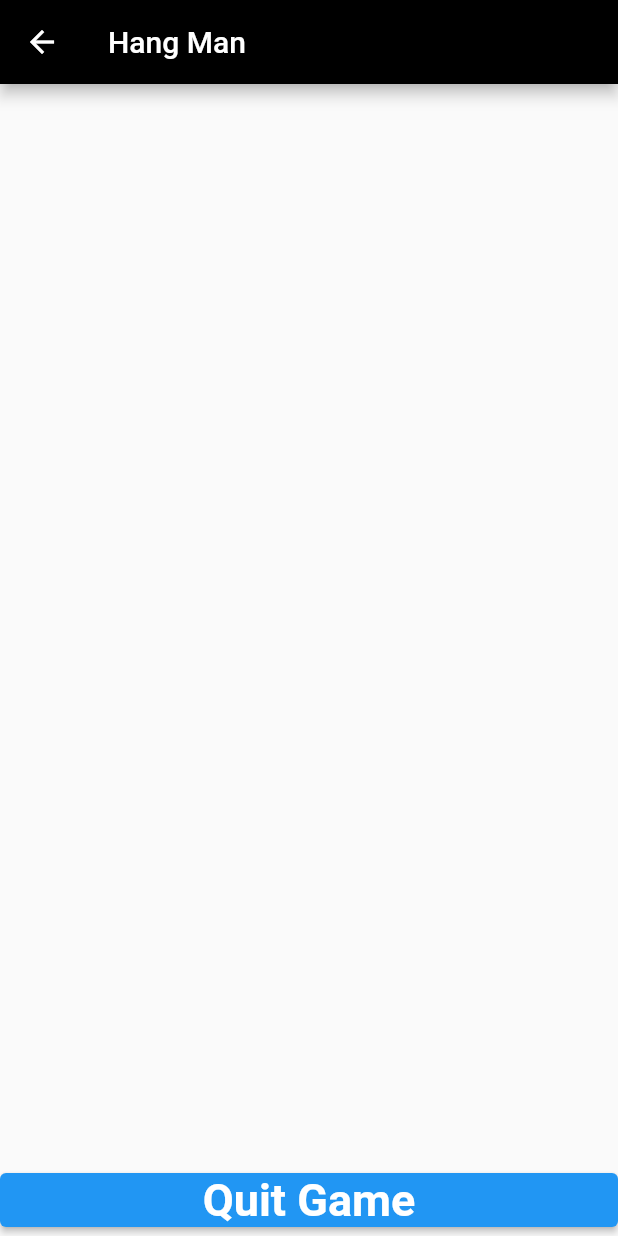
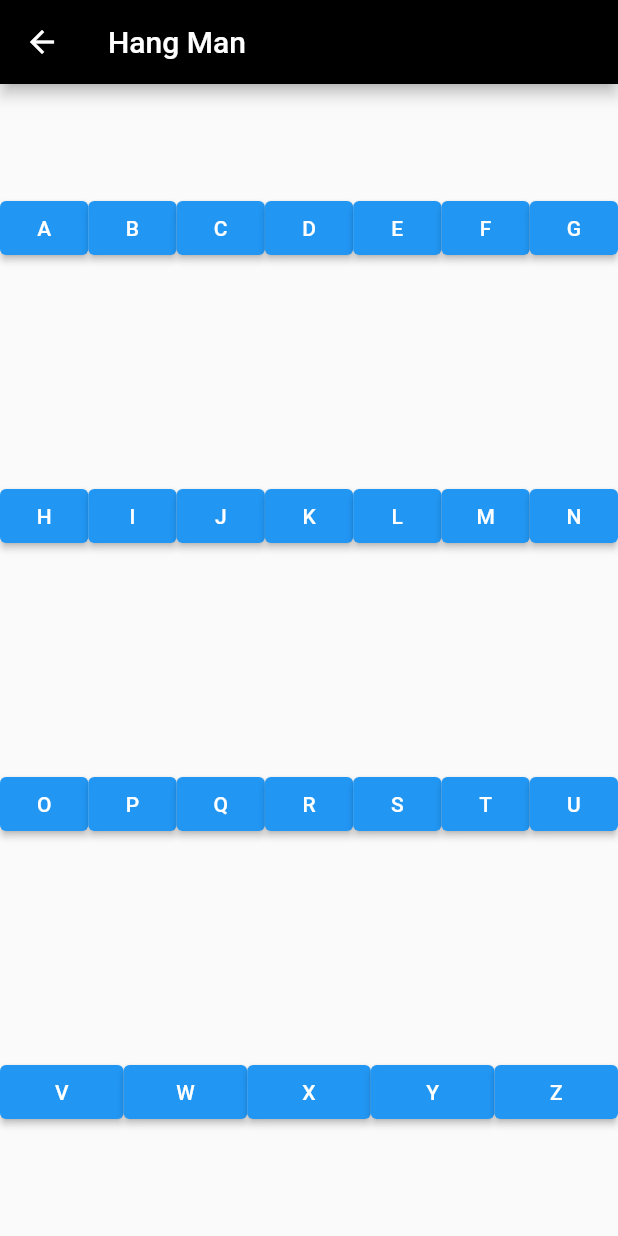
Before and after one commit to kristjansig1983/hangman, a Flutter app: the GameScreen screen opened directly, on a phone screen of 412 x 824 dp. Run offline on Flutter 3.47's test engine with Material 2 defaults, Android fonts, the phone set to English and light mode, and no system bars.

Commit message:
Addet letter buttons
Added letter buttons. Need to rethink how to do it. Does not look right.

```diff
--- a/lib/screens/game_screen.dart
+++ b/lib/screens/game_screen.dart
@@ -1,4 +1,5 @@
 import 'package:flutter/material.dart';
+import 'package:flutter/services.dart';
 
 class GameScreen extends StatelessWidget {
   const GameScreen({Key? key}) : super(key: key);
@@ -9,25 +10,242 @@
         backgroundColor: Colors.black,
         title: Text('Hang Man'),
       ),
-      body: Center(
-        child: Column(
-          mainAxisAlignment: MainAxisAlignment.end,
-          crossAxisAlignment: CrossAxisAlignment.stretch,
-          children: [
-            ElevatedButton(
-              onPressed: () {
-                Navigator.pop(context);
-              },
-              child: Text(
-                'Quit Game',
-                style: TextStyle(
-                  fontSize: 30.0,
-                  fontWeight: FontWeight.bold,
+      body: Column(
+        children: [
+          Expanded(
+            child: Row(
+              children: [
+                Expanded(
+                  child: ElevatedButton(
+                    onPressed: () {},
+                    child: Text(
+                      'A',
+                    ),
+                  ),
                 ),
-              ),
+                Expanded(
+                  child: ElevatedButton(
+                    onPressed: () {},
+                    child: Text(
+                      'B',
+                    ),
+                  ),
+                ),
+                Expanded(
+                  child: ElevatedButton(
+                    onPressed: () {},
+                    child: Text(
+                      'C',
+                    ),
+                  ),
+                ),
+                Expanded(
+                  child: ElevatedButton(
+                    onPressed: () {},
+                    child: Text(
+                      'D',
+                    ),
+                  ),
+                ),
+                Expanded(
+                  child: ElevatedButton(
+                    onPressed: () {},
+                    child: Text(
+                      'E',
+                    ),
+                  ),
+                ),
+                Expanded(
+                  child: ElevatedButton(
+                    onPressed: () {},
+                    child: Text(
+                      'F',
+                    ),
+                  ),
+                ),
+                Expanded(
+                  child: ElevatedButton(
+                    onPressed: () {},
+                    child: Text(
+                      'G',
+                    ),
+                  ),
+                ),
+              ],
             ),
-          ],
-        ),
+          ),
+          Expanded(
+
+            child: Row(
+              children: [
+                Expanded(
+                  child: ElevatedButton(
+                    onPressed: () {},
+                    child: Text(
+                      'H',
+                    ),
+                  ),
+                ),
+                Expanded(
+                  child: ElevatedButton(
+                    onPressed: () {},
+                    child: Text(
+                      'I',
+                    ),
+                  ),
+                ),
+                Expanded(
+                  child: ElevatedButton(
+                    onPressed: () {},
+                    child: Text(
+                      'J',
+                    ),
+                  ),
+                ),
+                Expanded(
+                  child: ElevatedButton(
+                    onPressed: () {},
+                    child: Text(
+                      'K',
+                    ),
+                  ),
+                ),
+                Expanded(
+                  child: ElevatedButton(
+                    onPressed: () {},
+                    child: Text(
+                      'L',
+                    ),
+                  ),
+                ),
+                Expanded(
+                  child: ElevatedButton(
+                    onPressed: () {},
+                    child: Text(
+                      'M',
+                    ),
+                  ),
+                ),
+                Expanded(
+                  child: ElevatedButton(
+                    onPressed: () {},
+                    child: Text(
+                      'N',
+                    ),
+                  ),
+                ),
+              ],
+            ),
+          ),
+          Expanded(
+            child: Row(
+              children: [
+                Expanded(
+                  child: ElevatedButton(
+                    onPressed: () {},
+                    child: Text(
+                      'O',
+                    ),
+                  ),
+                ),
+                Expanded(
+                  child: ElevatedButton(
+                    onPressed: () {},
+                    child: Text(
+                      'P',
+                    ),
+                  ),
+                ),
+                Expanded(
+                  child: ElevatedButton(
+                    onPressed: () {},
+                    child: Text(
+                      'Q',
+                    ),
+                  ),
+                ),
+                Expanded(
+                  child: ElevatedButton(
+                    onPressed: () {},
+                    child: Text(
+                      'R',
+                    ),
+                  ),
+                ),
+                Expanded(
+                  child: ElevatedButton(
+                    onPressed: () {},
+                    child: Text(
+                      'S',
+                    ),
+                  ),
+                ),
+                Expanded(
+                  child: ElevatedButton(
+                    onPressed: () {},
+                    child: Text(
+                      'T',
+                    ),
+                  ),
+                ),
+                Expanded(
+                  child: ElevatedButton(
+                    onPressed: () {},
+                    child: Text(
+                      'U',
+                    ),
+                  ),
+                ),
+              ],
+            ),
+          ),
+          Expanded(
+            child: Row(
+              children: [
+                Expanded(
+                  child: ElevatedButton(
+                    onPressed: () {},
+                    child: Text(
+                      'V',
+                    ),
+                  ),
+                ),
+                Expanded(
+                  child: ElevatedButton(
+                    onPressed: () {},
+                    child: Text(
+                      'W',
+                    ),
+                  ),
+                ),
+                Expanded(
+                  child: ElevatedButton(
+                    onPressed: () {},
+                    child: Text(
+                      'X',
+                    ),
+                  ),
+                ),
+                Expanded(
+                  child: ElevatedButton(
+                    onPressed: () {},
+                    child: Text(
+                      'Y',
+                    ),
+                  ),
+                ),
+                Expanded(
+                  child: ElevatedButton(
+                    onPressed: () {},
+                    child: Text(
+                      'Z',
+                    ),
+                  ),
+                ),
+              ],
+            ),
+          ),
+        ],
       ),
     );
   }
```
